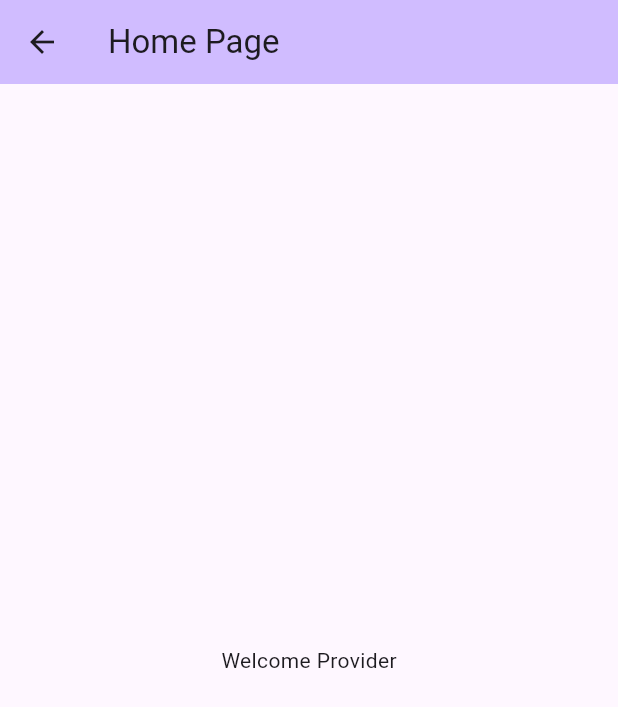
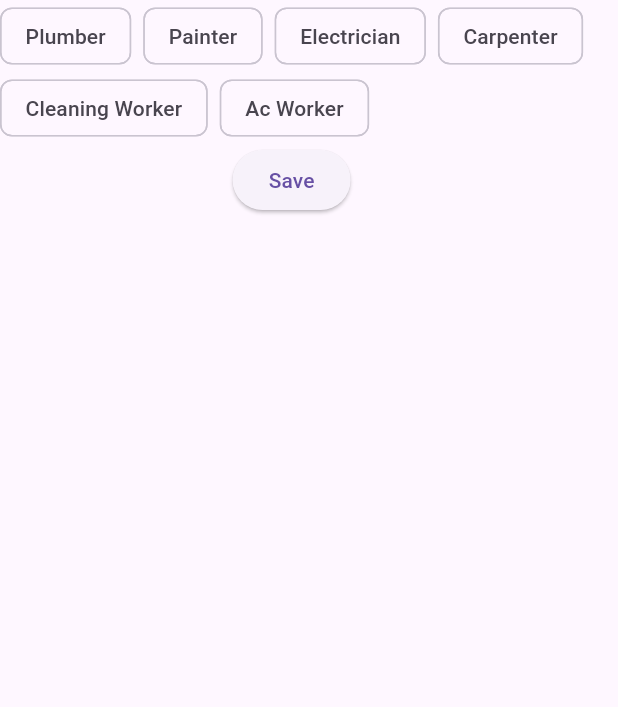
Before and after one commit to rajakaveripalayam/empoverty, a Flutter app: the ServiceProviderScreen screen opened by its route, on a phone screen of 412 x 824 dp. Shown: the top 707 px of the screen. Run offline on Flutter 3.47's test engine with Material 3 defaults, Android fonts, the phone set to English and light mode, and no system bars; our stand-ins replace auto_route, flutter_map, geolocator, latlong2, objectbox; missing offline and left inert: nominatim_flutter; generated files the repository leaves out were written again.

Commit message:
display list of skills in service provider screen

```diff
--- a/lib/service_provider_screen.dart
+++ b/lib/service_provider_screen.dart
@@ -1,30 +1,56 @@
 import 'package:auto_route/auto_route.dart';
+import 'package:em_poverty/uicomponent/multiple_choice_view.dart';
 import 'package:flutter/material.dart';
 
-@RoutePage()
-class ServiceProviderScreen extends  StatelessWidget {
+class ServiceProviderScreen extends StatefulWidget {
   const ServiceProviderScreen({super.key});
+
+  @override
+  State<ServiceProviderScreen> createState() => _ServiceProviderScreenState();
+}
+
+class _ServiceProviderScreenState extends State<ServiceProviderScreen> {
+  final List<String> _allOptions = [
+    "Plumber",
+    "Painter",
+    "Electrician",
+    "Carpenter",
+    "Cleaning Worker",
+  "Ac Worker"];
+
+  // THE SINGLE SOURCE OF TRUTH
+  List<String> _mySelectedSkills = [];
+
+  void _handleSkillToggle(String skill, bool isSelected) {
+    setState(() {
+      if (isSelected) {
+        _mySelectedSkills.add(skill);
+      } else {
+        _mySelectedSkills.remove(skill);
+      }
+    });
+  }
 
   @override
   Widget build(BuildContext context) {
     return Scaffold(
-      appBar: AppBar(
-        backgroundColor: Theme
-            .of(context)
-            .colorScheme
-            .inversePrimary,
-        title: Text("Home Page"),
+      body: SafeArea(child:
+      Column(
+        children: [
+          MultipleChoiceView(
+            allSkills: _allOptions,
+            selectedSkills: _mySelectedSkills, // Pass data DOWN
+            onToggle: _handleSkillToggle,      // Pass event UP
+          ),
+          ElevatedButton(
+            onPressed: () => print("Saving: $_mySelectedSkills"),
+            child: const Text("Save"),
+          )
+        ],
       ),
-      body: SafeArea(
-        child: Center(
-          child: Column(
-            mainAxisAlignment: MainAxisAlignment.center,
-            children: [
-              Text("Welcome Provider"),
-            ],
-          ),
-        ),
-      ),
+      )
+
+
     );
   }
 }
--- a/lib/uicomponent/multiple_choice_view.dart
+++ b/lib/uicomponent/multiple_choice_view.dart
@@ -0,0 +1,31 @@
+import 'package:flutter/cupertino.dart';
+import 'package:flutter/material.dart';
+
+class MultipleChoiceView extends StatelessWidget {
+  final List<String> allSkills;
+  final List<String> selectedSkills;
+  final Function(String, bool) onToggle; // Tells parent WHICH skill and if it was selected
+
+  const MultipleChoiceView({
+    super.key,
+    required this.allSkills,
+    required this.selectedSkills,
+    required this.onToggle,
+  });
+
+  @override
+  Widget build(BuildContext context) {
+    return Wrap(
+      spacing: 8.0,
+      children: allSkills.map((skill) {
+        return FilterChip(
+          label: Text(skill),
+          selected: selectedSkills.contains(skill),
+          onSelected: (bool selected) {
+            onToggle(skill, selected); // Just pass the event up
+          },
+        );
+      }).toList(),
+    );
+  }
+}
```
